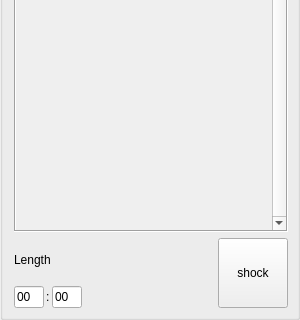
First picture: the form in ControlPanel/controlpanel.ui, repository casey-c/shock, before the edit; both pictures show x 0 to 300 and y 281 to 601 of the 300 by 601 pixel window.
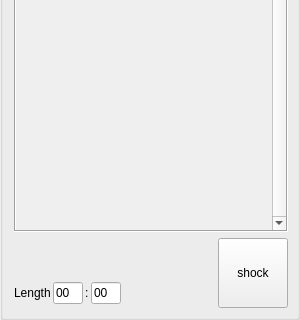
Second picture: the form after the edit.

Commit message: length format

What changed in the file:
```diff
--- a/ControlPanel/controlpanel.ui
+++ b/ControlPanel/controlpanel.ui
@@ -142,11 +142,20 @@
            <number>4</number>
           </property>
           <item>
-           <widget class="QLabel" name="label_3">
-            <property name="text">
-             <string>Length</string>
+           <spacer name="verticalSpacer_2">
+            <property name="orientation">
+             <enum>Qt::Vertical</enum>
             </property>
-           </widget>
+            <property name="sizeType">
+             <enum>QSizePolicy::Minimum</enum>
+            </property>
+            <property name="sizeHint" stdset="0">
+             <size>
+              <width>20</width>
+              <height>40</height>
+             </size>
+            </property>
+           </spacer>
           </item>
           <item>
            <layout class="QHBoxLayout" name="horizontalLayout_2">
@@ -156,6 +165,13 @@
             <property name="topMargin">
              <number>0</number>
             </property>
+            <item>
+             <widget class="QLabel" name="label_3">
+              <property name="text">
+               <string>Length</string>
+              </property>
+             </widget>
+            </item>
             <item>
              <widget class="QLineEdit" name="minutesLE">
               <property name="sizePolicy">
```
Left out of the diff: 4 changed lines with no effect on the pictures.
